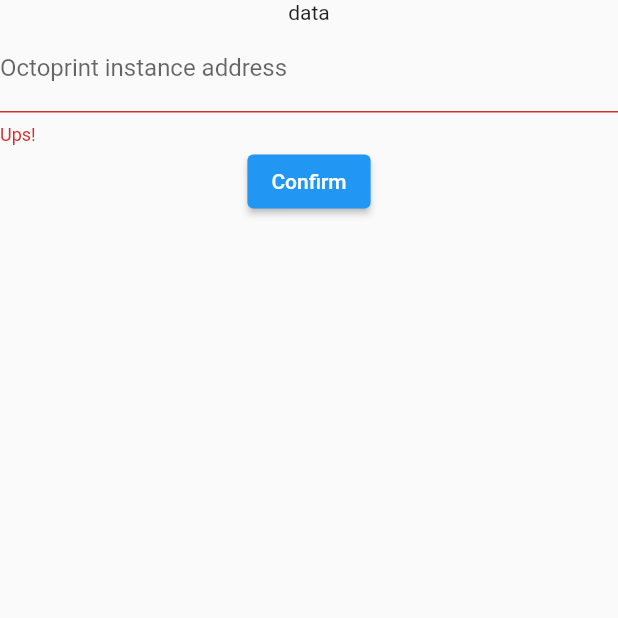
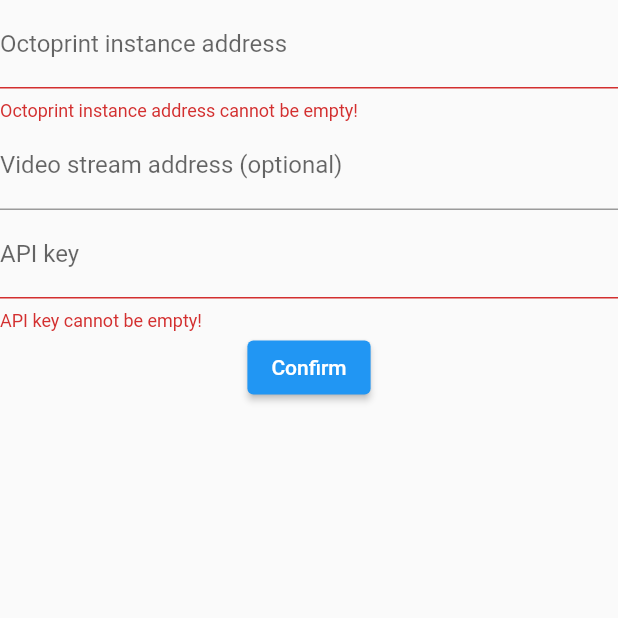
Before and after one commit to PawelRaciborski/octopanic, a Flutter app: the screen it shows after launch, after a tap on "Confirm", on a phone screen of 412 x 824 dp, the top half of it. Run offline on Flutter 3.47's test engine with Material 2 defaults, Android fonts, the phone set to English and light mode, and no system bars; our stand-ins replace flutter_mobx, flutter_secure_storage, get_it, mobx, webview_flutter; generated files the repository leaves out were written again.

Commit message:
Hooking basic store to the initial_setup_route and integrating simple configuration store.

```diff
--- /dev/null
+++ b/lib/config/config_repo.dart
@@ -0,0 +1,22 @@
+
+import 'package:flutter_secure_storage/flutter_secure_storage.dart';
+
+class ConfigurationRepository {
+  final FlutterSecureStorage _secureStorage;
+
+  ConfigurationRepository(this._secureStorage);
+
+  static const _instanceUrlKey = 'INSTANCE_URL_KEY';
+
+  Future<String?> get instanceUrl => _secureStorage.read(key: _instanceUrlKey);
+
+  Future<void> storeInstanceUrl(String url) =>
+      _secureStorage.write(key: _instanceUrlKey, value: url);
+
+  static const _apiKey = 'API_KEY';
+
+  Future<String?> get apiKey => _secureStorage.read(key: _apiKey);
+
+  Future<void> storeApiKey(String apiKey) =>
+      _secureStorage.write(key: _apiKey, value: apiKey);
+}
--- a/lib/main.dart
+++ b/lib/main.dart
@@ -2,12 +2,34 @@ import 'dart:convert';
 import 'dart:io';
 
 import 'package:flutter/material.dart';
+import 'package:flutter_secure_storage/flutter_secure_storage.dart';
+import 'package:get_it/get_it.dart';
 import 'package:http/http.dart' as http;
 import 'package:octopanic/api/api_config.dart';
-import 'package:octopanic/ui/initial_setup_route.dart';
+import 'package:octopanic/config/config_repo.dart';
+import 'package:octopanic/setup/initial_setup_route.dart';
 import 'package:webview_flutter/webview_flutter.dart';
 
+import 'setup/initial_setup_store.dart';
+
+GetIt injector = GetIt.instance;
+
 void main() {
+  injector
+    ..registerFactory(
+      () => const FlutterSecureStorage(
+        aOptions: AndroidOptions(
+          encryptedSharedPreferences: true,
+        ),
+      ),
+    )
+    ..registerLazySingleton<ConfigurationRepository>(
+      () => ConfigurationRepository(injector.get()),
+    )
+    ..registerFactory<InitialSetupStore>(
+      () => InitialSetupStore(injector.get()),
+    );
+
   runApp(const MyApp());
 }
 
--- /dev/null
+++ b/lib/setup/initial_setup_route.dart
@@ -0,0 +1,110 @@
+import 'package:flutter/material.dart';
+import 'package:flutter_mobx/flutter_mobx.dart';
+import 'package:octopanic/main.dart';
+
+import 'initial_setup_store.dart';
+
+class InitialSetupRoute extends StatefulWidget {
+  const InitialSetupRoute({Key? key}) : super(key: key);
+
+  @override
+  _InitialSetupRouteState createState() => _InitialSetupRouteState();
+}
+
+class _InitialSetupRouteState extends State<InitialSetupRoute> {
+  final _formKey = GlobalKey<FormState>();
+  final InitialSetupStore _initialSetupStore =
+      injector.get<InitialSetupStore>();
+
+  @override
+  void initState() {
+    super.initState();
+    _initialSetupStore.loadData();
+  }
+
+  @override
+  Widget build(BuildContext context) => Form(
+        key: _formKey,
+        child: Scaffold(
+          body: SafeArea(
+            child: Observer(
+              builder: (_) => Column(
+                children: [
+                  TextFormField(
+                    onChanged: (value) {
+                      _initialSetupStore.instanceUrl = value;
+                    },
+                    controller: _createTextEditingController(
+                      _initialSetupStore.initialInstanceUrl,
+                    ),
+                    keyboardType: TextInputType.url,
+                    decoration: const InputDecoration(
+                        labelText: 'Octoprint instance address'),
+                    validator: (value) {
+                      if (value == null || value.isEmpty) {
+                        return "Octoprint instance address cannot be empty!";
+                      }
+
+                      if (!Uri.parse(value).isAbsolute) {
+                        return "Invalid Uri!";
+                      }
+                      return null;
+                    },
+                  ),
+                  TextFormField(
+                    keyboardType: TextInputType.url,
+                    decoration: const InputDecoration(
+                        labelText: 'Video stream address (optional)'),
+                    validator: (value) {
+                      if (value == null || value.isEmpty) {
+                        return null;
+                      }
+
+                      if (!Uri.parse(value).isAbsolute) {
+                        return "Invalid Uri!";
+                      }
+
+                      return null;
+                    },
+                  ),
+                  TextFormField(
+                    onChanged: (value) {
+                      _initialSetupStore.apiKey = value;
+                    },
+                    controller: _createTextEditingController(
+                      _initialSetupStore.initialApiKey,
+                    ),
+                    keyboardType: TextInputType.text,
+                    decoration: const InputDecoration(labelText: 'API key'),
+                    validator: (value) {
+                      if (value == null || value.isEmpty) {
+                        return "API key cannot be empty!";
+                      }
+                      if(!RegExp(r'[A-Z0-9]{32}').hasMatch(value)) {
+                        return "Wrong format!";
+                      }
+                      return null;
+                    },
+                  ),
+                  ElevatedButton(
+                      onPressed: () {
+                        if (_formKey.currentState?.validate() ?? false) {
+                          _initialSetupStore.saveData();
+                          ScaffoldMessenger.of(context).showSnackBar(
+                            const SnackBar(
+                              content: Text("S!"),
+                            ),
+                          );
+                        }
+                      },
+                      child: const Text("Confirm"))
+                ],
+              ),
+            ),
+          ),
+        ),
+      );
+
+  TextEditingController? _createTextEditingController(String? value) =>
+      value != null ? (TextEditingController()..text = value) : null;
+}
--- a/lib/ui/initial_setup_route.dart
+++ /dev/null
@@ -1,49 +0,0 @@
-import 'package:flutter/material.dart';
-
-class InitialSetupRoute extends StatefulWidget {
-  const InitialSetupRoute({Key? key}) : super(key: key);
-
-  @override
-  _InitialSetupRouteState createState() => _InitialSetupRouteState();
-}
-
-class _InitialSetupRouteState extends State<InitialSetupRoute> {
-  final _formKey = GlobalKey<FormState>();
-
-  @override
-  Widget build(BuildContext context) => Form(
-        key: _formKey,
-        child: Scaffold(
-          body: SafeArea(
-            child: Column(
-              children: [
-                const Text("data"),
-                TextFormField(
-                  keyboardType: TextInputType.url,
-                  decoration: const InputDecoration(
-                    labelText: 'Octoprint instance address'
-                  ),
-                  validator: (value) {
-                    if (value == null || value.isEmpty) {
-                      return "Ups!";
-                    }
-                    return null;
-                  },
-                ),
-                ElevatedButton(
-                    onPressed: () {
-                      if (_formKey.currentState?.validate() ?? false) {
-                        ScaffoldMessenger.of(context).showSnackBar(
-                          const SnackBar(
-                            content: Text("Hura!"),
-                          ),
-                        );
-                      }
-                    },
-                    child: const Text("Confirm"))
-              ],
-            ),
-          ),
-        ),
-      );
-}
```
Also changed, not shown: lib/setup/initial_setup_store.dart (added, +61 -0 lines).
